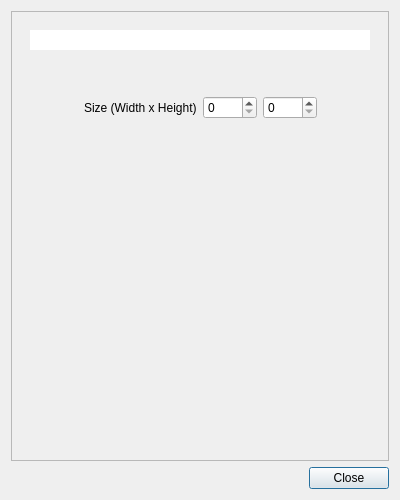
First picture: the form in UI/glitch-floating-context-menu.ui, repository textbrowser/glitch, before the edit.
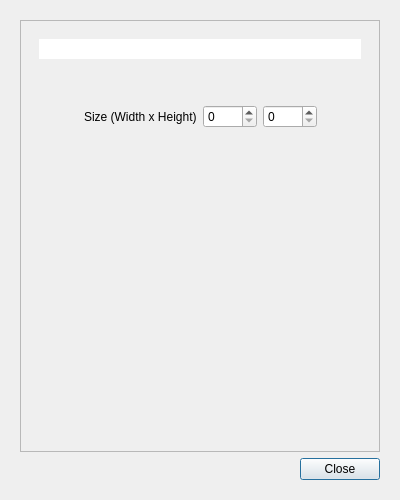
Second picture: the form after the edit. Icons and pictures are not drawn.

Patch:
```diff
--- a/UI/glitch-floating-context-menu.ui
+++ b/UI/glitch-floating-context-menu.ui
@@ -19,6 +19,12 @@
   </property>
   <layout class="QVBoxLayout" name="verticalLayout">
    <item>
+    <widget class="QFrame" name="main_frame">
+     <property name="frameShape">
+      <enum>QFrame::Shape::NoFrame</enum>
+     </property>
+     <layout class="QVBoxLayout" name="verticalLayout_5">
+      <item>
     <widget class="QScrollArea" name="scrollArea">
      <property name="widgetResizable">
       <bool>true</bool>
@@ -28,8 +34,8 @@
        <rect>
         <x>0</x>
         <y>0</y>
-        <width>384</width>
-        <height>440</height>
+           <width>376</width>
+           <height>436</height>
        </rect>
       </property>
       <layout class="QVBoxLayout" name="verticalLayout_3">
@@ -40,7 +46,6 @@
            <widget class="QLineEdit" name="object_name">
             <property name="font">
              <font>
-              <weight>75</weight>
               <bold>true</bold>
              </font>
             </property>
@@ -160,8 +165,11 @@
       <enum>Qt::Horizontal</enum>
      </property>
      <property name="standardButtons">
-      <set>QDialogButtonBox::Close</set>
-     </property>
+         <set>QDialogButtonBox::StandardButton::Close</set>
+        </property>
+       </widget>
+      </item>
+     </layout>
     </widget>
    </item>
   </layout>
```
Left out of the diff: 14 changed lines with no effect on the pictures. Lines whose indentation alone changed are shown as unchanged.
